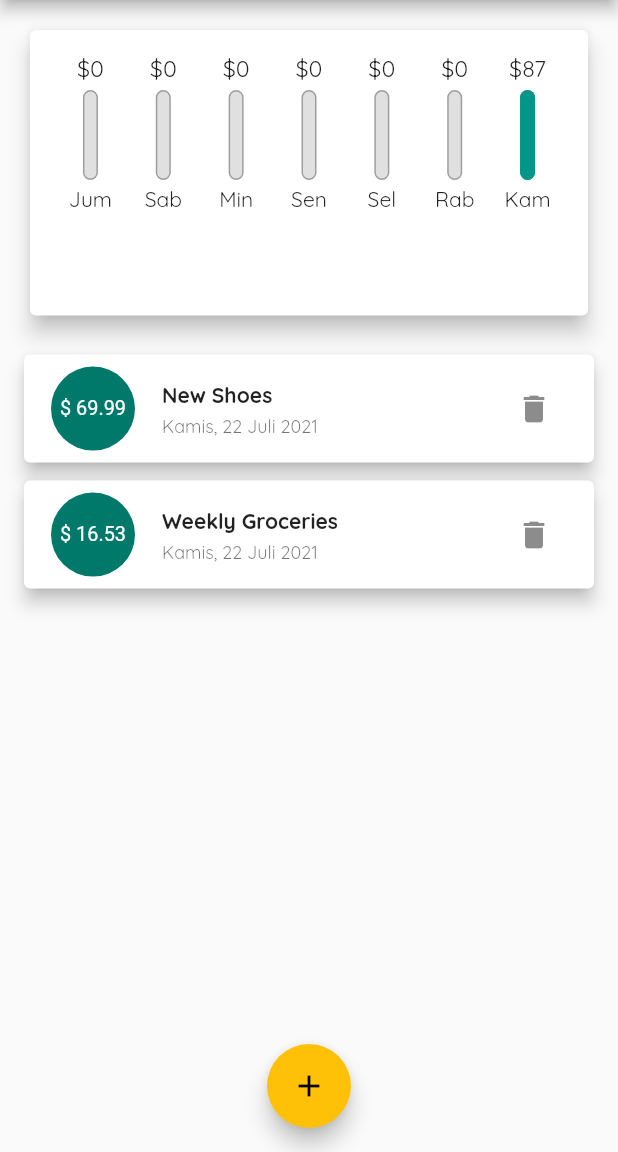
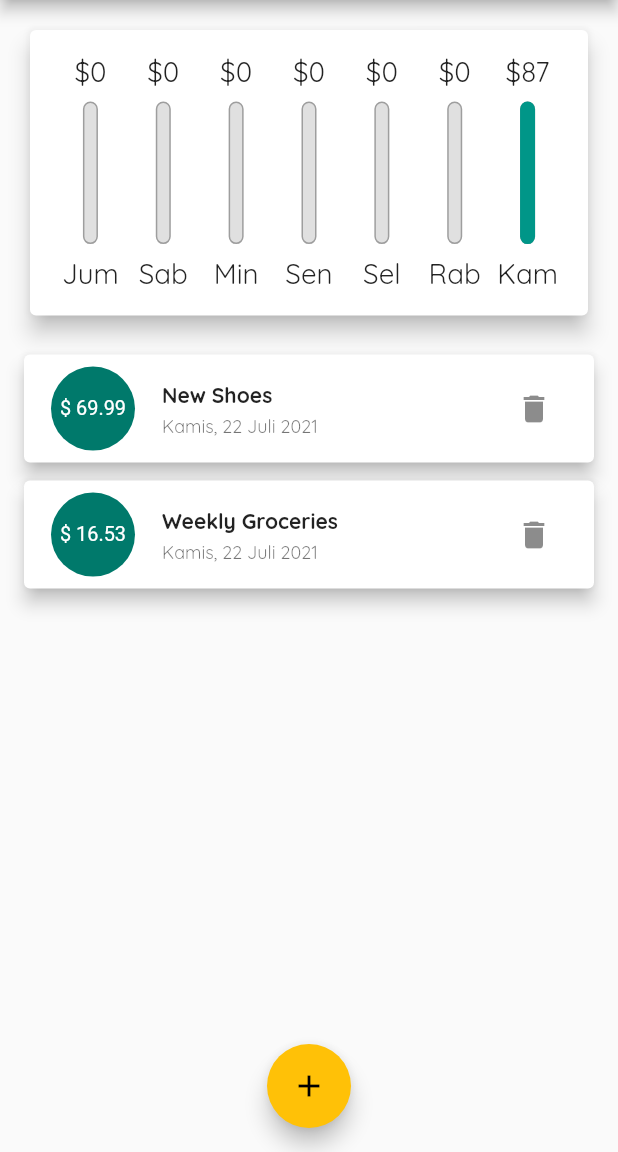
Before and after one commit to Dzaky02/expenses_app, a Flutter app: the screen it shows after launch, on a phone screen of 412 x 824 dp, the part 84-1236 px from its top. Run offline on Flutter 3.47's test engine with Material 2 defaults, Android fonts, the phone set to English and light mode, and no system bars; our stand-ins replace google_fonts.

Commit message:
Using LayoutBuilder widget.

```diff
--- a/lib/widgets/chart_bar.dart
+++ b/lib/widgets/chart_bar.dart
@@ -12,17 +12,18 @@ class ChartBar extends StatelessWidget {
 
   @override
   Widget build(BuildContext context) {
-    return Column(
+    return LayoutBuilder(
+      builder: (ctx, constraints) => Column(
         children: [
           SizedBox(
-          height: 20,
+            height: constraints.maxHeight * 0.15,
             child: FittedBox(
               child: Text('\$${spendingAmount.toStringAsFixed(0)}'),
             ),
           ),
-        SizedBox(height: 4),
+          SizedBox(height: constraints.maxHeight * 0.05),
           Container(
-          height: 60,
+            height: constraints.maxHeight * 0.6,
             width: 10,
             child: Stack(
               alignment: Alignment.bottomCenter,
@@ -46,9 +47,15 @@ class ChartBar extends StatelessWidget {
               ],
             ),
           ),
-        SizedBox(height: 4),
-        Text(label),
+          SizedBox(height: constraints.maxHeight * 0.05),
+          SizedBox(
+            height: constraints.maxHeight * 0.15,
+            child: FittedBox(
+              child: Text(label),
+            ),
+          ),
         ],
+      ),
     );
   }
 }
```
Lines whose indentation alone changed are shown as unchanged.
